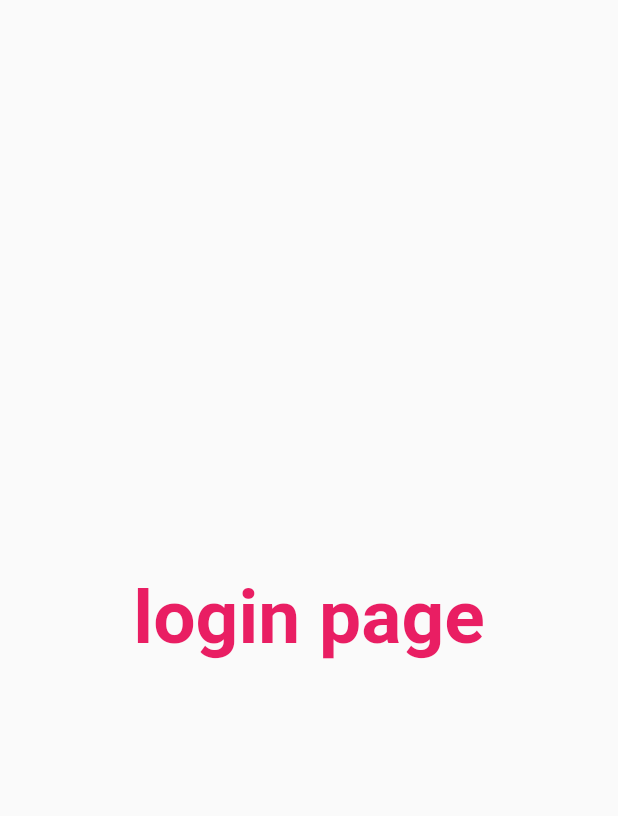
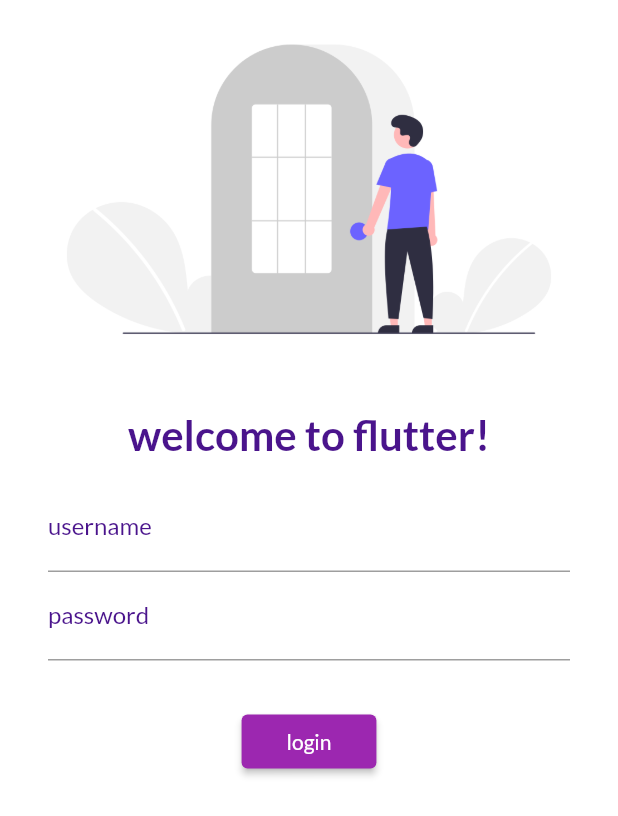
Before and after one commit to naeemraza397/fluttertutorialss, a Flutter app: the screen it shows after launch, on a phone screen of 412 x 824 dp. Shown: the top 816 px of the screen. Run offline on Flutter 3.47's test engine with Material 2 defaults, Android fonts, the phone set to English and light mode, and no system bars; our stand-ins replace google_fonts.

Commit message:
day6 complete

```diff
--- a/lib/main.dart
+++ b/lib/main.dart
@@ -1,20 +1,22 @@
 import 'package:flutter/material.dart';
 import 'package:flutter_catalog/screens/Hom_page.dart';
 import 'package:flutter_catalog/screens/Login_page.dart';
-int name = 5;
+import 'package:google_fonts/google_fonts.dart';
+
 void main() {
   runApp(Myapp());
 }
 
 class Myapp extends StatelessWidget {
-
   const Myapp({Key? key}) : super(key: key);
 
   @override
   Widget build(BuildContext context) {
     return MaterialApp(
       // home: Homepage(),
-      theme: ThemeData(primarySwatch: Colors.pink),
+      theme: ThemeData(
+          // primarySwatch: Colors.pink,
+          fontFamily: GoogleFonts.lato().fontFamily),
       initialRoute: "/login",
       routes: {
         "/": (context) => Homepage(),
--- a/lib/screens/Login_page.dart
+++ b/lib/screens/Login_page.dart
@@ -6,13 +6,62 @@ class LoginPage extends StatelessWidget {
   @override
   Widget build(BuildContext context) {
     return Material(
-      child: Center(
-          child: Text(
-        "login page",
-        style: TextStyle(
-            color: Colors.pink, fontSize: 25, fontWeight: FontWeight.bold),
-        textScaleFactor: 2.0,
-      )),
-    );
+        color: Colors.white,
+        child: Column(
+          children: [
+            Image.asset(
+              "assets/images/login_image.png",
+              fit: BoxFit.cover,
+            ),
+            SizedBox(
+              height: 20,
+            ),
+            Text("welcome to flutter!",
+                style: TextStyle(
+                    fontSize: 28,
+                    color: Colors.purple.shade900,
+                    fontWeight: FontWeight.bold)),
+            Padding(
+              padding:
+                  const EdgeInsets.symmetric(vertical: 16.0, horizontal: 32.0),
+              child: Column(
+                children: [
+                  TextFormField(
+                    decoration: InputDecoration(
+                        hintText: "Enter username",
+                        labelText: "username",
+                        labelStyle: TextStyle(color: Colors.purple.shade900),
+                        focusedBorder: UnderlineInputBorder(
+                            borderSide:
+                                BorderSide(color: Colors.purple.shade900))),
+                  ),
+                  TextFormField(
+                    obscureText: true,
+                    decoration: InputDecoration(
+                        hintText: "Enter password",
+                        labelText: "password",
+                        labelStyle: TextStyle(color: Colors.purple.shade900),
+                        focusedBorder: UnderlineInputBorder(
+                            borderSide:
+                                BorderSide(color: Colors.purple.shade900))),
+                  ),
+                  SizedBox(
+                    height: 30,
+                  ),
+                  ElevatedButton(
+                      style: ButtonStyle(
+                          backgroundColor:
+                              MaterialStateProperty.all(Colors.purple),
+                          padding: MaterialStateProperty.all(
+                              EdgeInsets.fromLTRB(30, 5, 30, 5))),
+                      onPressed: () {
+                        print("clicked");
+                      },
+                      child: Text("login"))
+                ],
+              ),
+            )
+          ],
+        ));
   }
 }
--- a/pubspec.yaml
+++ b/pubspec.yaml
@@ -28,6 +28,7 @@ dependencies:
   # The following adds the Cupertino Icons font to your application.
   # Use with the CupertinoIcons class for iOS style icons.
   cupertino_icons: ^1.0.2
+  google_fonts: ^2.1.0
 
 dev_dependencies:
   flutter_test:
@@ -45,8 +46,8 @@ flutter:
   uses-material-design: true
 
   # To add assets to your application, add an assets section, like this:
-  # assets:
-  #   - images/a_dot_burr.jpeg
+  assets:
+    - assets/images/
   #   - images/a_dot_ham.jpeg
 
   # An image asset can refer to one or more resolution-specific "variants", see
```
Also changed, not shown: assets/images/login_image.png (added), pubspec.lock, 1 other file.
